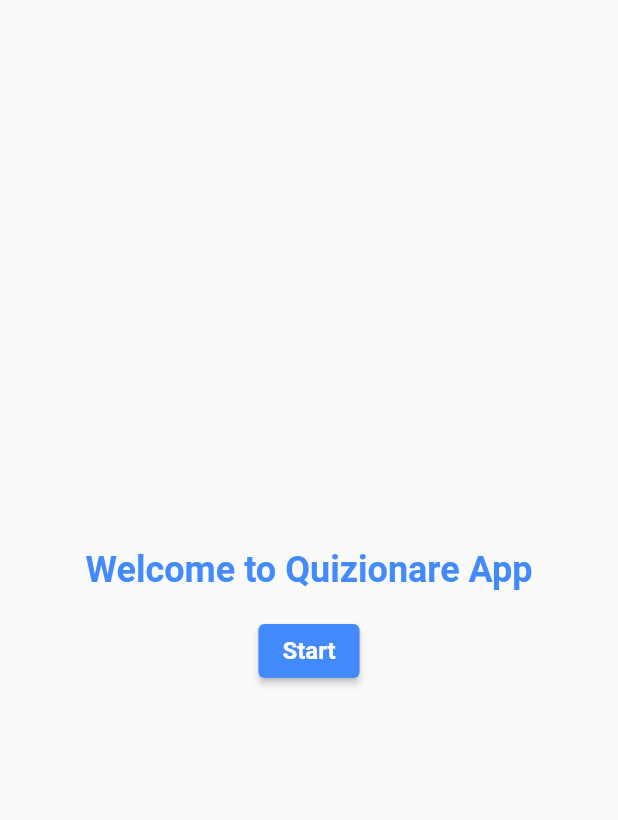
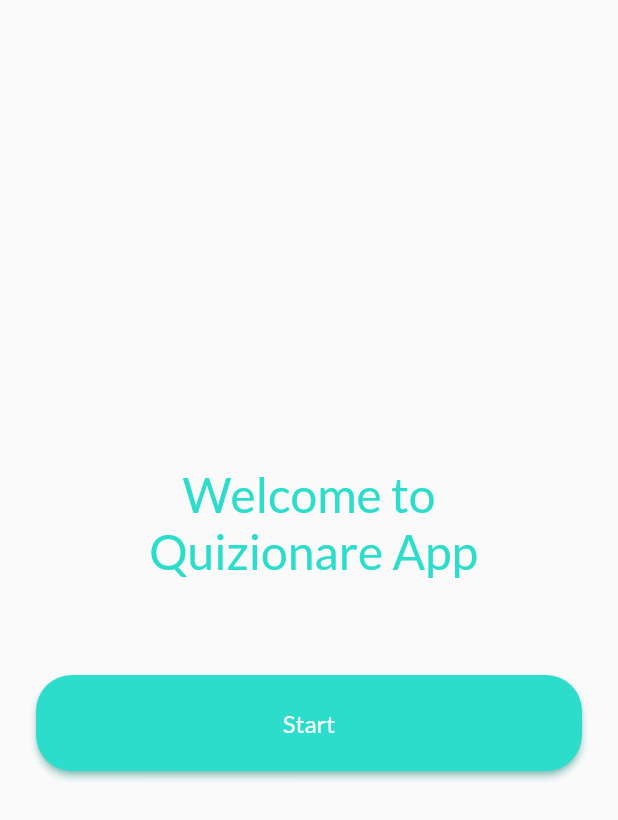
Before and after one commit to RakaYuda/quizionare, a Flutter app: the WelcomeScreen screen opened by its route, on a phone screen of 412 x 824 dp. Shown: the top 820 px of the screen. Run offline on Flutter 3.47's test engine with Material 2 defaults, Android fonts, the phone set to English and light mode, and no system bars; our stand-ins replace bloc, dio, equatable, flutter_bloc; network calls fail.

Commit message:
implement button component

```diff
--- a/lib/screens/welcome_screen.dart
+++ b/lib/screens/welcome_screen.dart
@@ -1,12 +1,12 @@
 import 'package:flutter/material.dart';
 import 'package:flutter/widgets.dart';
-import 'package:quizionare/models/questions.dart';
+import 'package:quizionare/components/button.dart';
 import 'package:quizionare/screens/quiz_screen.dart';
+import 'package:quizionare/styles/style.dart';
 
 class WelcomeScreen extends StatelessWidget {
   static const id = 'welcome-screen';
 
-  // final Questions questions;
   final List<Map<String, dynamic>> questions;
 
   WelcomeScreen(this.questions);
@@ -18,25 +18,22 @@ class WelcomeScreen extends StatelessWidget {
       body: Container(
         width: size.width,
         height: size.height,
+        padding: EdgeInsets.symmetric(horizontal: 24),
         child: Center(
           child: Column(
             mainAxisAlignment: MainAxisAlignment.center,
             children: [
-              Text(
-                'Welcome to Quizionare App',
-                style: TextStyle(
-                  color: Colors.blueAccent,
-                  fontSize: 24,
-                  fontWeight: FontWeight.bold,
-                ),
+              Text('Welcome to \n Quizionare App',
+                  textAlign: TextAlign.center,
+                  style: kTextPrimary.copyWith(
+                    fontSize: 32,
+                  )),
+              SizedBox(
+                height: 64,
               ),
-              SizedBox(
-                height: 16,
-              ),
-              ElevatedButton(
-                style: ElevatedButton.styleFrom(primary: Colors.blueAccent),
+              ButtonPrimary(
+                text: 'Start',
                 onPressed: () {
-                  // print(questions.questions[0]);
                   Navigator.push(
                     context,
                     MaterialPageRoute(
@@ -44,15 +41,7 @@ class WelcomeScreen extends StatelessWidget {
                     ),
                   );
                 },
-                child: Text(
-                  'Start',
-                  style: TextStyle(
-                    color: Colors.white,
-                    fontSize: 16,
-                    fontWeight: FontWeight.bold,
-                  ),
-                ),
-              )
+              ),
             ],
           ),
         ),
```
Also changed, not shown: lib/screens/quiz_screen.dart (+35 -27 lines).
